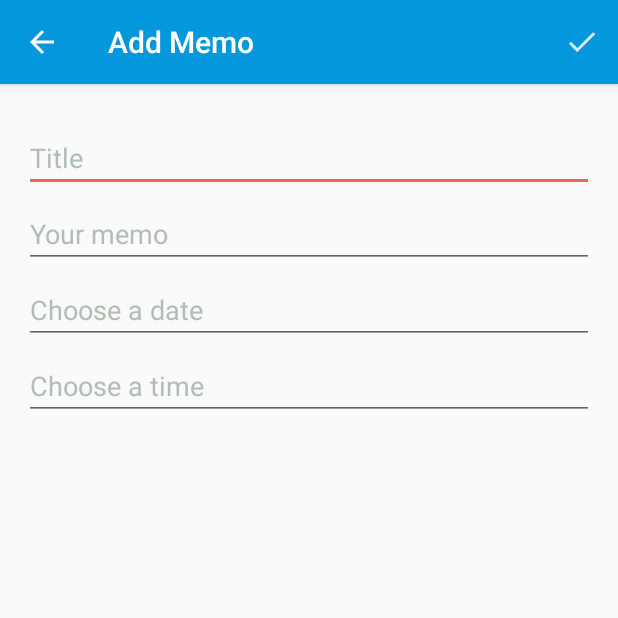
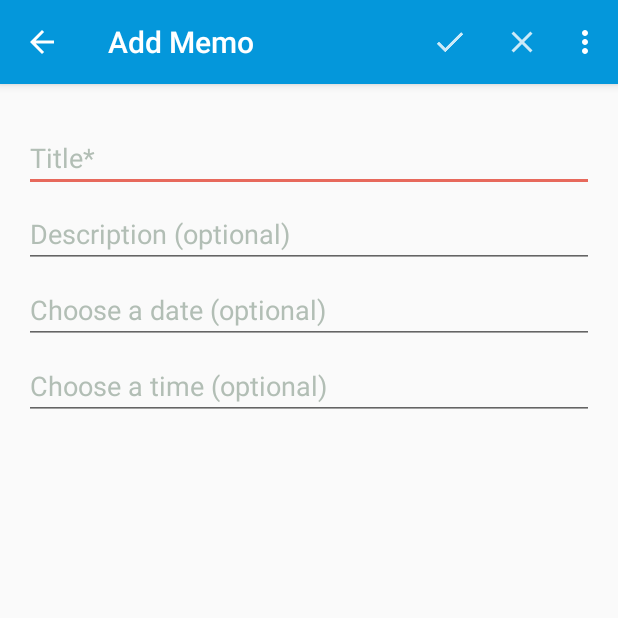
Before and after one commit to demetsn/IntegrationGP4, an Android app: the AddMemoActivity screen opened directly, with no data from a screen before it, on a phone screen of 412 x 824 dp, the top half of it. Run offline under Robolectric (Android 15) with nearby library versions, the phone set to English and light mode, and no system bars.

Commit message:
Ajout de plusieurs fonctionnalité mineures et resolution de bug mineurs

```diff
--- a/app/src/main/java/ephec/noticeme/LoginActivity.java
+++ b/app/src/main/java/ephec/noticeme/LoginActivity.java
@@ -378,8 +378,6 @@ public class LoginActivity extends AppCompatActivity implements LoaderCallbacks<
             }
 
             if(response.equals("1")){
-                System.out.println("Login success!");
-
                 String filename = "user.save";
                 File file = new File(LoginActivity.this.getApplicationContext().getFilesDir(), filename);
                 FileOutputStream outputStream;
@@ -394,10 +392,9 @@ public class LoginActivity extends AppCompatActivity implements LoaderCallbacks<
                 }
                 return true;
             }else if(response.equals("0")){
-                System.out.println("Login fail!");
                 return false;
             }
-            return true;
+            return false;
         }
 
         @Override
--- a/app/src/main/res/layout/content_add_memo.xml
+++ b/app/src/main/res/layout/content_add_memo.xml
@@ -41,17 +41,19 @@
                 android:layout_marginTop="5dp"
                 android:ems="10" />
 
-            <EditText
-                android:layout_width="fill_parent"
+           <EditText
+                android:layout_width="match_parent"
                 android:layout_height="wrap_content"
                 android:id="@+id/memo_textDate"
                 android:inputType="date"
                 android:layout_below="@+id/memo_description"
                 android:lines="1"
                 android:maxLines="1"
+                android:focusable="false"
                 android:hint="@string/addMemoChooseDate"
                 android:textColorHint="@color/lightGrey"
                 android:layout_marginTop="5dp"/>
+
 
             <EditText
                 android:layout_width="fill_parent"
@@ -60,6 +62,7 @@
                 android:layout_below="@+id/memo_textDate"
                 android:lines="1"
                 android:maxLines="1"
+                android:focusable="false"
                 android:hint="@string/addMemoChooseTime"
                 android:textColorHint="@color/lightGrey"
                 android:layout_marginTop="5dp"/>
--- a/app/src/main/res/menu/add_memo_menu.xml
+++ b/app/src/main/res/menu/add_memo_menu.xml
@@ -6,6 +6,13 @@
     <item
         android:id="@+id/action_done"
         android:icon="@drawable/ic_done_big"
-        android:title="Save"
+        android:title="@string/addMemoSave"
         app:showAsAction="ifRoom"/>
+    <item
+        android:id="@+id/action_cancel"
+        android:icon="@drawable/ic_action_cancel"
+        android:title="@string/addMemoCancel"
+        app:showAsAction="ifRoom"/>
+    <item android:id="@+id/action_deco" android:title="@string/action_deco"
+        android:orderInCategory="100" app:showAsAction="never" />
 </menu>
--- a/app/src/main/res/values/strings.xml
+++ b/app/src/main/res/values/strings.xml
@@ -1,24 +1,18 @@
 <resources>
     <string name="app_name">NoticeMe</string>
-
+    <!-- Strings related to menu -->
     <string name="title_section1">Memo list</string>
     <string name="title_section2">Add a memo</string>
     <string name="title_section3">Show map</string>
-
     <string name="navigation_drawer_open">Open navigation drawer</string>
     <string name="navigation_drawer_close">Close navigation drawer</string>
-
-    <string name="action_example">Refresh</string>
-
     <string name="action_settings">Settings</string>
     <string name="title_activity_maps">Map</string>
-
-
-    <string name="action_help">Help</string>
-    <string name="title_activity_main">MainActivity</string>
-    <string name="title_activity_login">Sign in</string>
+    <string name="action_deco">Disconnect</string>
+    <string name="title_activity_settings">Settings</string>
 
     <!-- Strings related to login -->
+    <string name="title_activity_login">Sign in</string>
     <string name="prompt_email">Email</string>
     <string name="prompt_password">Password</string>
     <string name="action_sign_in">Sign in or register</string>
@@ -32,29 +26,22 @@
     </string>
 
     <!-- Strings related to addMemo -->
-    <string name="addMemoTitle">Title</string>
-    <string name="addMemoDescription">Your memo</string>
-    <string name="addMemoChooseDate">Choose a date</string>
-    <string name="addMemoChooseTime">Choose a time</string>
+    <string name="addMemoTitle">Title*</string>
+    <string name="addMemoDescription">Description (optional)</string>
+    <string name="addMemoChooseDate">Choose a date (optional)</string>
+    <string name="addMemoChooseTime">Choose a time (optional)</string>
     <string name="addMemoSave">Save memo</string>
-
-<!-- TODO: Remove or change this placeholder text -->
-    <string name="hello_blank_fragment">Hello blank fragment</string>
-    <string name="title_activity_settings">Settings</string>
+    <string name="addMemoCancel">Cancel</string>
 
     <!-- Strings related to Settings -->
-
-    <!-- Example General settings -->
+        <!-- Example General settings -->
     <string name="pref_header_general">General</string>
-
     <string name="pref_title_social_recommendations">Enable social recommendations</string>
     <string name="pref_description_social_recommendations">Recommendations for people to contact
         based on your message history
     </string>
-
     <string name="pref_title_display_name">Display name</string>
     <string name="pref_default_display_name">John Smith</string>
-
     <string name="pref_title_add_friends_to_messages">Add friends to messages</string>
     <string-array name="pref_example_list_titles">
         <item>Always</item>
@@ -66,10 +53,8 @@
         <item>0</item>
         <item>-1</item>
     </string-array>
-
-    <!-- Example settings for Data & Sync -->
+        <!-- Example settings for Data & Sync -->
     <string name="pref_header_data_sync">Data &amp; sync</string>
-
     <string name="pref_title_sync_frequency">Sync frequency</string>
     <string-array name="pref_sync_frequency_titles">
         <item>15 minutes</item>
@@ -87,17 +72,12 @@
         <item>360</item>
         <item>-1</item>
     </string-array>
-
     <string name="pref_title_system_sync_settings">System sync settings</string>
-
-    <!-- Example settings for Notifications -->
+        <!-- Example settings for Notifications -->
     <string name="pref_header_notifications">Notifications</string>
-
     <string name="pref_title_new_message_notifications">New message notifications</string>
-
     <string name="pref_title_ringtone">Ringtone</string>
     <string name="pref_ringtone_silent">Silent</string>
-
     <string name="pref_title_vibrate">Vibrate</string>
     <string name="title_activity_edit_profile">Edit Profile</string>
     <string name="title_activity_add_memo">Add Memo</string>
```
Also changed, not shown: app/src/main/java/ephec/noticeme/AddMemoActivity.java (+27 -5 lines), app/src/main/java/ephec/noticeme/MainActivity.java (+26 -3 lines), app/src/main/res/menu/main.xml (+7 -2 lines), app/src/main/res/drawable-hdpi/ic_action_cancel.png (added), app/src/main/res/drawable-hdpi/ic_action_refresh.png (added), app/src/main/res/drawable-mdpi/ic_action_cancel.png (added), app/src/main/res/drawable-mdpi/ic_action_refresh.png (added), app/src/main/res/drawable-xhdpi/ic_action_cancel.png (added), app/src/main/res/drawable-xhdpi/ic_action_refresh.png (added), app/src/main/res/drawable-xxhdpi/ic_action_cancel.png (added), app/src/main/res/drawable-xxhdpi/ic_action_refresh.png (added).
